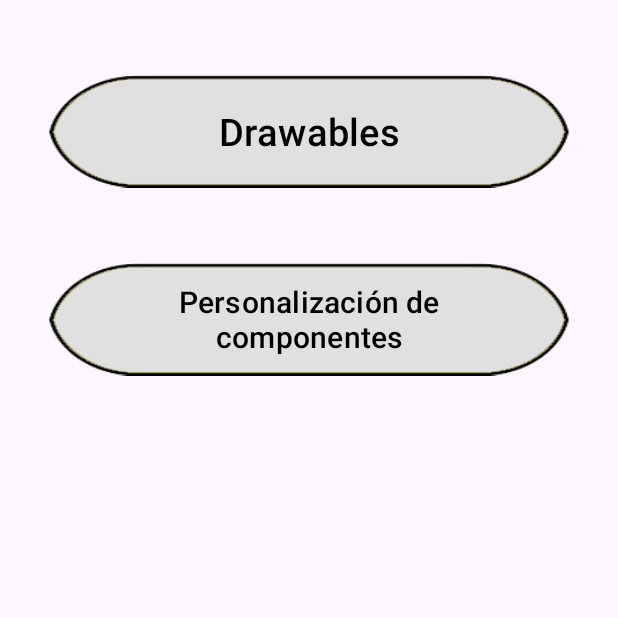
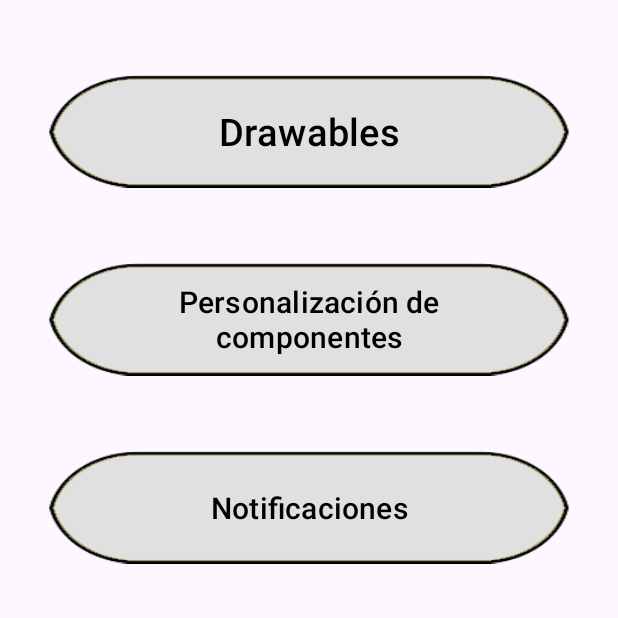
Before and after one commit to mnuelgc/Practica_Filmoteca, an Android app: the screen it shows after launch (MainActivity), on a phone screen of 412 x 824 dp, the top half of it. Run offline under Robolectric (Android 15) with nearby library versions, the phone set to English and light mode, and no system bars.

Commit message:
Ejercicio1 done

```diff
--- a/Drawable/app/src/main/AndroidManifest.xml
+++ b/Drawable/app/src/main/AndroidManifest.xml
@@ -12,6 +12,9 @@
         android:supportsRtl="true"
         android:theme="@style/Theme.Drawable"
         tools:targetApi="31">
+        <activity
+            android:name=".NotificacionesActivity"
+            android:exported="false" />
         <activity
             android:name=".PersonalizacionComponentesActivity"
             android:exported="false" />
--- a/Drawable/app/src/main/java/es/eps/ua/drawable/MainActivity.kt
+++ b/Drawable/app/src/main/java/es/eps/ua/drawable/MainActivity.kt
@@ -13,6 +13,7 @@ class MainActivity : AppCompatActivity() {
 
     private lateinit var buttonDrawables : Button
     private lateinit var buttonComponent : Button
+    private lateinit var buttonNotificaciones : Button
     override fun onCreate(savedInstanceState: Bundle?) {
         super.onCreate(savedInstanceState)
         viewBinding = ActivityMainBinding.inflate(layoutInflater)
@@ -20,7 +21,7 @@ class MainActivity : AppCompatActivity() {
 
         buttonDrawables = viewBinding.buttonDrawables
         buttonComponent = viewBinding.buttonComponents
-
+        buttonNotificaciones = viewBinding.buttonNotificaciones
 
         buttonDrawables.setOnClickListener {
             val intent = Intent(this@MainActivity, DrawableExercicesActivity::class.java)
@@ -32,5 +33,11 @@ class MainActivity : AppCompatActivity() {
             startActivity(intent)
         }
 
+        buttonNotificaciones.setOnClickListener {
+            val intent = Intent(this@MainActivity, NotificacionesActivity::class.java)
+            startActivity(intent)
+        }
+
+
     }
 }
--- a/Drawable/app/src/main/res/layout/activity_main.xml
+++ b/Drawable/app/src/main/res/layout/activity_main.xml
@@ -34,4 +34,18 @@
         android:textColor="@color/black"
         app:backgroundTint="@null" />
 
+    <Button
+        android:id="@+id/button_notificaciones"
+        android:layout_width="wrap_content"
+        android:layout_height="75dp"
+        android:background="@drawable/state_list_button"
+        app:layout_constraintTop_toBottomOf="@id/button_components"
+        app:layout_constraintStart_toStartOf="parent"
+        app:layout_constraintEnd_toEndOf="parent"
+        android:layout_marginTop="50dp"
+        android:textSize="20sp"
+        android:text="Notificaciones"
+        android:textColor="@color/black"
+        app:backgroundTint="@null" />
+
 </androidx.constraintlayout.widget.ConstraintLayout>
```
Also changed, not shown: Drawable/app/src/main/java/es/eps/ua/drawable/NotificacionesActivity.kt (added, +61 -0 lines), Drawable/app/src/main/res/layout/activity_notificaciones.xml (added, +25 -0 lines), Drawable/app/src/main/res/layout/toast_layout.xml (added, +17 -0 lines), Drawable/app/src/main/res/drawable/spider_info.png (added), Drawable/app/src/main/res/drawable/spider_info_small.png (added).
